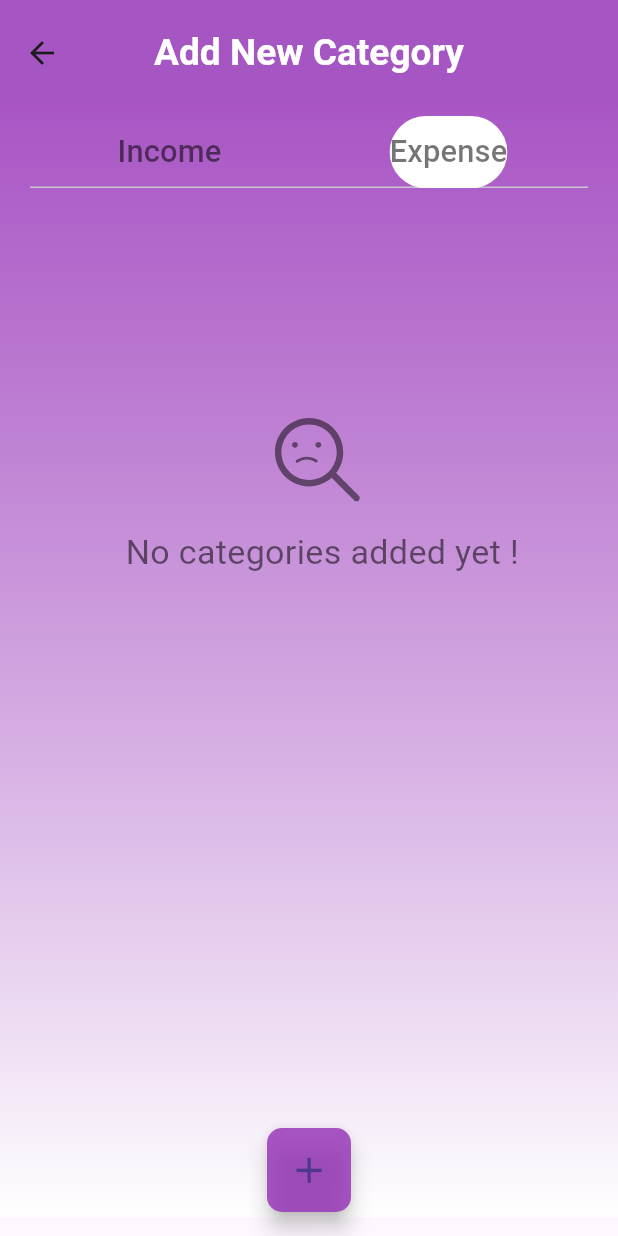
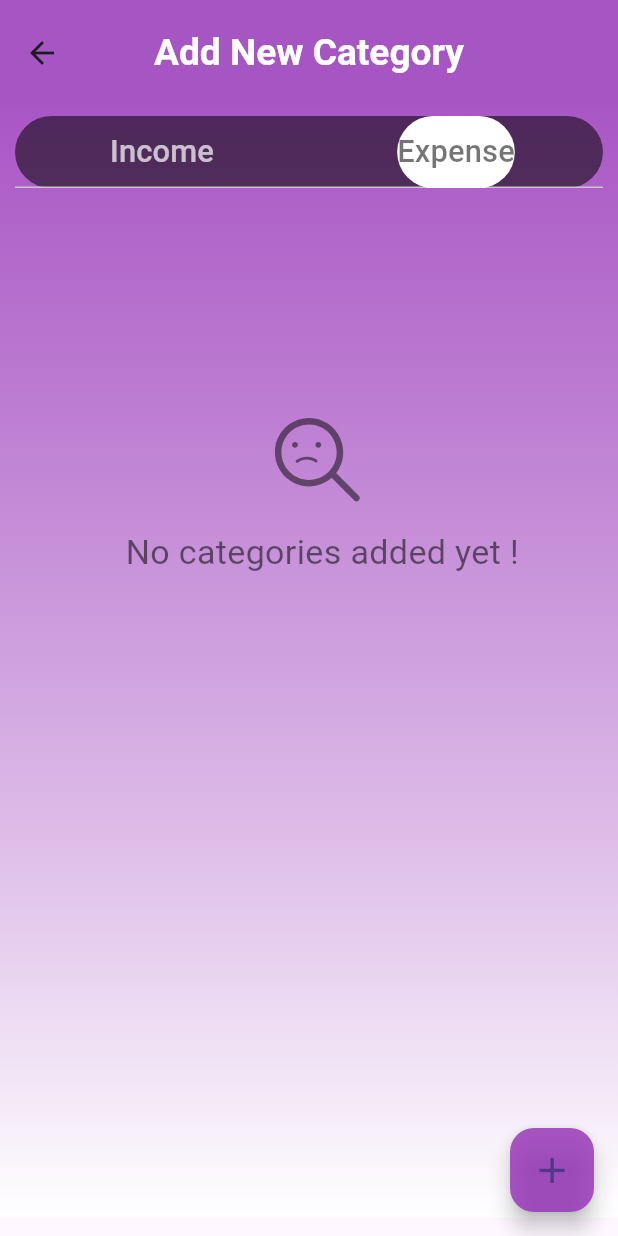
Before and after one commit to BIBINKB97/fund_flow, a Flutter app: the AddCategories screen opened directly, tab 2 chosen, on a phone screen of 412 x 824 dp. Run offline on Flutter 3.47's test engine with Material 3 defaults, Android fonts, the phone set to English and light mode, and no system bars; our stand-ins replace flutter_slidable, google_fonts, hive, hive_flutter, iconly, lottie and 2 more; accounts and stored records are empty.

Commit message:
changed category tab style

```diff
--- a/lib/view/add_categories/add_categories.dart
+++ b/lib/view/add_categories/add_categories.dart
@@ -38,7 +38,6 @@ class _AddCategoriesState extends State<AddCategories> {
         backgroundColor: ktheme,
       ),
       floatingActionButton: FloatingActionButton(
-        shape: RoundedRectangleBorder(borderRadius: BorderRadius.circular(10)),
         onPressed: () {
           showCategoryAddPopup(context);
         },
@@ -48,7 +47,7 @@ class _AddCategoriesState extends State<AddCategories> {
           size: width * 0.07,
         ),
       ),
-      floatingActionButtonLocation: FloatingActionButtonLocation.centerFloat,
+      floatingActionButtonLocation: FloatingActionButtonLocation.endFloat,
       body: SingleChildScrollView(
         child: DefaultTabController(
           length: 2,
@@ -70,16 +69,19 @@ class _AddCategoriesState extends State<AddCategories> {
                     height: MediaQuery.of(context).size.height * 0.009,
                   ),
                   Container(
-                    margin: EdgeInsets.symmetric(horizontal: 20),
+                    decoration: BoxDecoration(
+                        color: kblack54,
+                        borderRadius: BorderRadius.circular(25)),
+                    margin: EdgeInsets.symmetric(horizontal: 10),
                     child: TabBar(
                       labelStyle: TextStyle(
                           fontSize: width * 0.050, fontWeight: FontWeight.w500),
                       indicator: BoxDecoration(
-                        borderRadius: BorderRadius.circular(30),
+                        borderRadius: BorderRadius.circular(25),
                         color: kwhite,
                       ),
                       labelColor: kblack54,
-                      unselectedLabelColor: kblack54,
+                      unselectedLabelColor: Colors.white70,
                       tabs: const [
                         Tab(
                           text: 'Income',
--- a/lib/view/add_categories/expense_category_list.dart
+++ b/lib/view/add_categories/expense_category_list.dart
@@ -10,7 +10,6 @@ class ExpenseCategoryList extends StatelessWidget {
   @override
   Widget build(BuildContext context) {
     double width = MediaQuery.of(context).size.width;
-    double height = MediaQuery.of(context).size.height;
     return ValueListenableBuilder(
       valueListenable: CategoryDB().expenseCategoryListListner,
       builder: (BuildContext ctx, List<CategoryModel> newList, Widget? _) {
```
